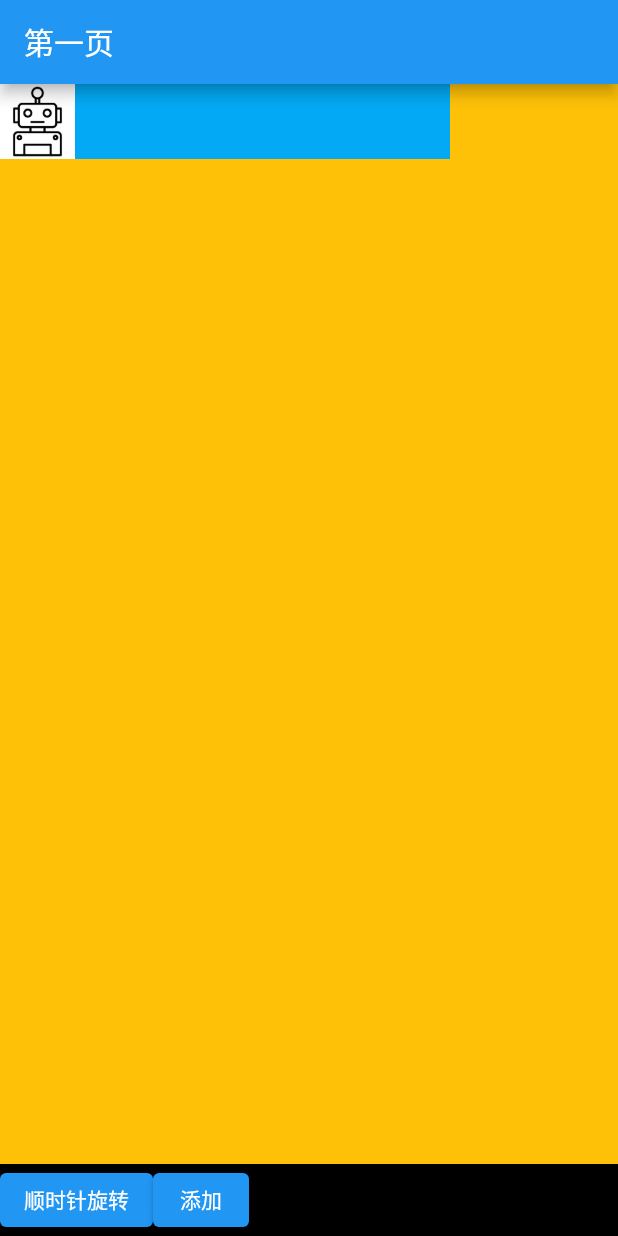
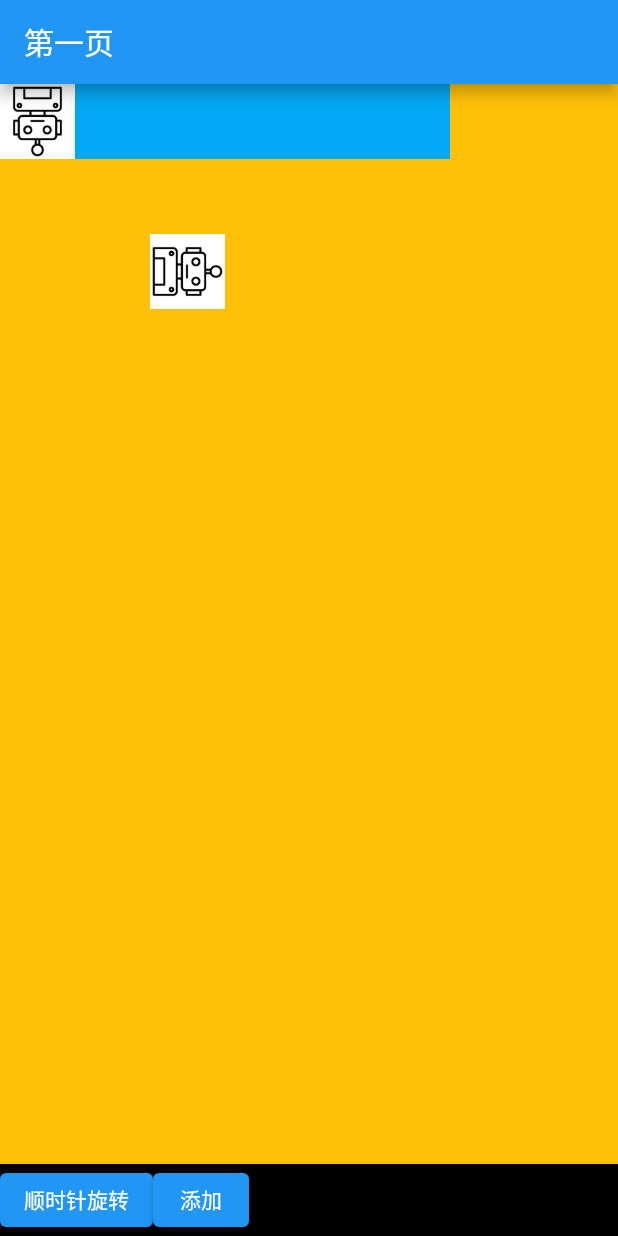
Before and after one commit to prprDog/flutter, a Flutter app: the screen it shows after launch, after a tap on "添加", on a phone screen of 412 x 824 dp. Run offline on Flutter 3.47's test engine with Material 2 defaults, Android fonts, the phone set to English and light mode, and no system bars.

Commit message:
动态添加test

```diff
--- a/lib/edit.dart
+++ b/lib/edit.dart
@@ -1,4 +1,5 @@
-import 'package:flutter/cupertino.dart';
+import 'package:flutter/material.dart';
+import 'dart:math' as math;
 
 class EditContainer extends StatefulWidget {
   final Widget child;
@@ -10,11 +11,14 @@ class EditContainer extends StatefulWidget {
     return _EditContainerState();
   }
 
-  const EditContainer({super.key, required this.child, required this.matrix4, required this.moveCallback});
+  const EditContainer(
+      {super.key,
+      required this.child,
+      required this.matrix4,
+      required this.moveCallback});
 }
 
 class _EditContainerState extends State<EditContainer> {
-
   @override
   Widget build(BuildContext context) {
     return Transform(
@@ -25,3 +29,74 @@ class _EditContainerState extends State<EditContainer> {
         ));
   }
 }
+
+class ImageComponent extends StatefulWidget {
+  final Matrix4 matrix4;
+  double x;
+  double y;
+  double rotation;
+  double width;
+  double height;
+
+  ImageComponent(
+      {super.key,
+      required this.matrix4,
+      required this.x,
+      required this.y,
+      required this.rotation,
+      required this.width,
+      required this.height});
+
+  @override
+  State<StatefulWidget> createState() {
+    // TODO: implement createState
+    return _ImageComponent();
+  }
+}
+
+class _ImageComponent extends State<ImageComponent> {
+  Matrix4 componentMatrix4 = Matrix4.identity();
+
+  @override
+  void initState() {
+    super.initState();
+    double angle = widget.rotation * math.pi / 180;
+    componentMatrix4
+      ..translate(widget.x, widget.y)
+      ..translate(widget.width / 2, widget.height / 2)
+      ..rotateZ(angle)
+      ..translate(-widget.width / 2, -widget.height / 2);
+  }
+
+  @override
+  Widget build(BuildContext context) {
+    // TODO: implement build
+    return EditContainer(
+      matrix4: widget.matrix4.multiplied(componentMatrix4),
+      moveCallback: (ScaleUpdateDetails details) {
+        Matrix4 matrix = Matrix4.copy(componentMatrix4)
+          ..translate(details.focalPointDelta.dx, details.focalPointDelta.dy);
+        setState(() {
+          componentMatrix4 = matrix;
+        });
+      },
+      child: Align(
+        alignment: Alignment.topLeft,
+        child: Container(
+            width: widget.width,
+            height: widget.height,
+            alignment: Alignment.topLeft,
+            color: Colors.white,
+            child: const Image(image: AssetImage('assets/robot.png'))),
+      ),
+    );
+  }
+}
+
+class ComponentData {
+  double rotation;
+  double x;
+  double y;
+
+  ComponentData({required this.rotation, required this.x, required this.y});
+}
--- a/lib/main.dart
+++ b/lib/main.dart
@@ -76,8 +76,7 @@ class _MyHomePageState extends State<StatefulWidget> {
   double preScale = 1.0;
   bool isScaling = false;
   Matrix4 matrix4 = Matrix4.identity();
-  Matrix4 componentMatrix4 = Matrix4.identity();
-
+  List<ComponentData> list = [];
 
   @override
   Widget build(BuildContext context) {
@@ -144,10 +143,18 @@ class _MyHomePageState extends State<StatefulWidget> {
                                   alignment: Alignment.topLeft,
                                 )),
                           ),
-                          Transform(
-                            transform: matrix4,
-                            child: EditContainer(
-                              matrix4: componentMatrix4,
+                          for (var value in list)
+                            ImageComponent(
+                              matrix4: matrix4,
+                              x: value.x,
+                              y: value.y,
+                              rotation: value.rotation,
+                              width: 50,
+                              height: 50,
+                            )
+                          /*for (var value in list)
+                            EditContainer(
+                              matrix4: matrix4.multiplied(componentMatrix4),
                               moveCallback: (ScaleUpdateDetails details) {
                                 Matrix4 matrix = Matrix4.copy(componentMatrix4)
                                   ..translate(details.focalPointDelta.dx,
@@ -166,8 +173,7 @@ class _MyHomePageState extends State<StatefulWidget> {
                                     child: const Image(
                                         image: AssetImage('assets/robot.png'))),
                               ),
-                            ),
-                          )
+                            )*/
                         ],
                       )),
                 ),
@@ -177,18 +183,24 @@ class _MyHomePageState extends State<StatefulWidget> {
                   ElevatedButton(
                       child: const Text("顺时针旋转"),
                       onPressed: () => {
-                        super.setState(() {
-                          double angle = 90 * math.pi / 180;
-                          Matrix4 matrix = Matrix4.copy(componentMatrix4)
-                            ..translate(50 / 2, 50 / 2)
-                            ..rotateZ(angle)
-                            ..translate(-50 / 2, -50 / 2);
-                          componentMatrix4 = matrix;
-                        })
-                      }),
-                  ElevatedButton(onPressed: () => {
-
-                  }, child: Text("添加"))
+                            super.setState(() {
+                              double rotation = 90 + list[0].rotation;
+                              ComponentData data = ComponentData(rotation: rotation, x: list[0].x, y: list[0].y);
+                              //list.removeAt(0);
+                              list.add(data);
+                              //list[0].rotation = rotation;
+                            })
+                          }),
+                  ElevatedButton(
+                      onPressed: () => {
+                            setState(() {
+                              list.add(
+                                  ComponentData(rotation: 90, x: 100, y: 100));
+                              list.add(
+                                  ComponentData(rotation: 180, x: 0, y: 0));
+                            })
+                          },
+                      child: Text("添加"))
                 ],
               )
             ],
```
